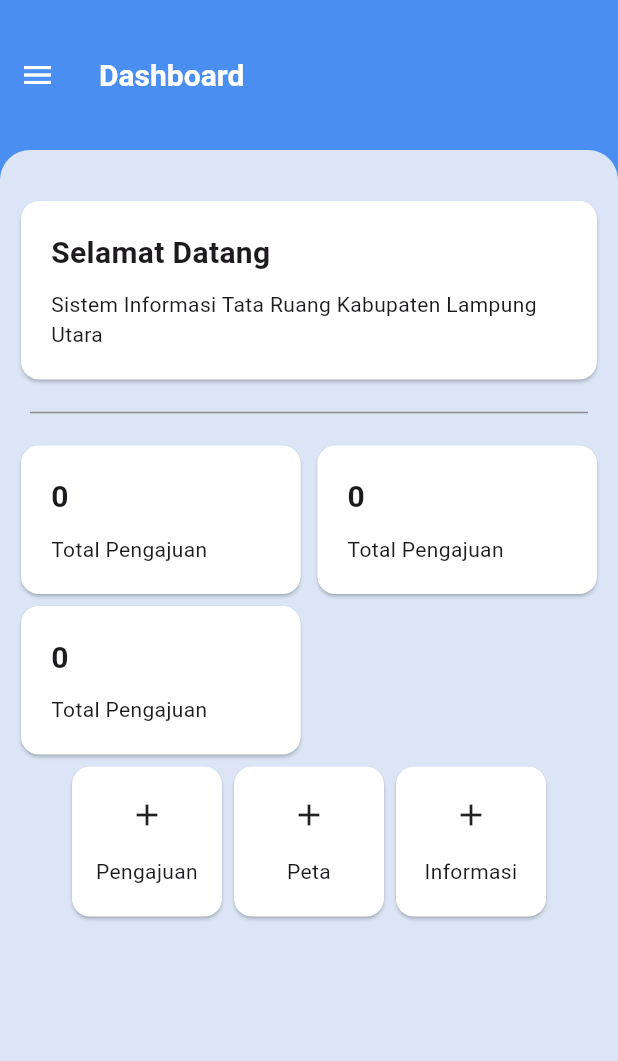
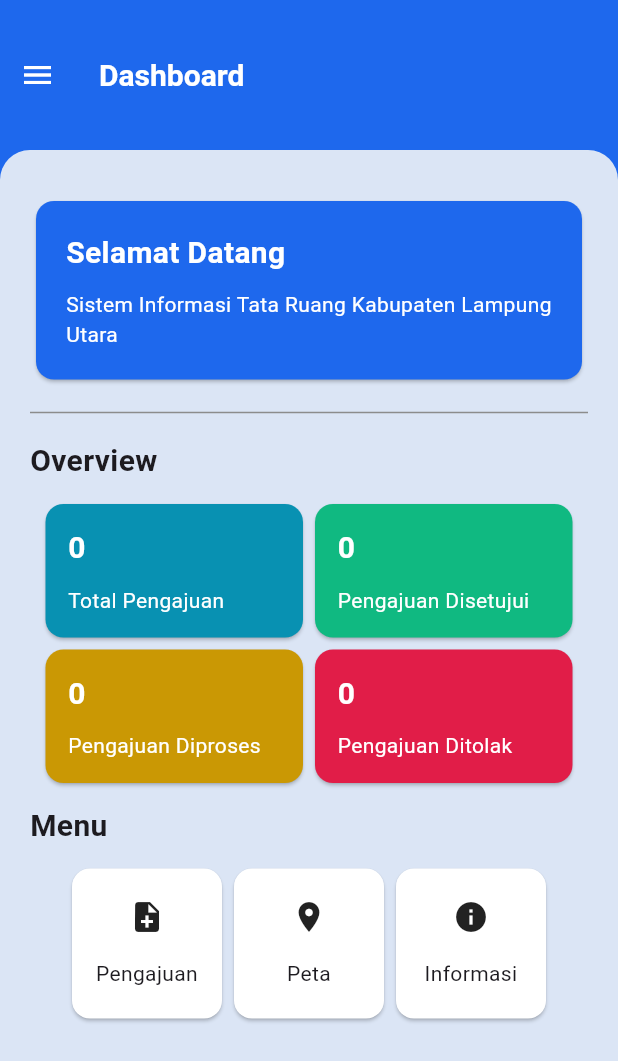
Before and after one commit to maybeenang/simtaru-lampura-flutter, a Flutter app: the screen it shows after launch, after a tap on "Masuk", on a phone screen of 412 x 824 dp. Shown: the top 1061 px of the screen. Run offline on Flutter 3.47's test engine with Material 2 defaults, Android fonts, the phone set to English and light mode, and no system bars; our stand-ins replace go_router.

Commit message:
benerin homepage

```diff
--- a/lib/components/menu_item.dart
+++ b/lib/components/menu_item.dart
@@ -8,9 +8,9 @@ class MenuItem extends StatelessWidget {
   final String icon;
 
   final Map<String, IconData> iconMapping = {
-    "Pengajuan": Icons.add,
-    "Verifikasi Lapangan": Icons.verified,
-    "Seluruh Pengajuan": Icons.list,
+    "Pengajuan": Icons.note_add,
+    "Peta": Icons.location_on,
+    "Informasi": Icons.info,
   };
 
   @override
--- a/lib/components/status_card.dart
+++ b/lib/components/status_card.dart
@@ -2,31 +2,42 @@ import 'package:flutter/material.dart';
 import 'package:flutter_map_simtaru/constants/colors.dart';
 
 class StatusCard extends StatelessWidget {
-  const StatusCard({super.key});
+  StatusCard({super.key, required this.label});
+
+  final String label;
+
+  final Map<String, Color> colorMapping = {
+    "Total Pengajuan": Color(0xFF0891b2),
+    "Pengajuan Disetujui": Color(0xFF10b981),
+    "Pengajuan Diproses": Color(0xFFCA9804),
+    "Pengajuan Ditolak": Color(0xFFe11d48),
+  };
 
   @override
   Widget build(BuildContext context) {
     return Card(
-      color: AppColors.whiteColor,
+      color: colorMapping[label],
       child: Container(
-        padding: const EdgeInsets.all(20),
-        width: MediaQuery.of(context).size.width / 2.21,
-        child: const Row(
+        padding: const EdgeInsets.all(15),
+        width: MediaQuery.of(context).size.width / 2.4,
+        child: Row(
           children: [
             Column(
               crossAxisAlignment: CrossAxisAlignment.start,
               children: [
-                Text(
+                const Text(
                   "0",
                   style: TextStyle(
+                    color: AppColors.whiteColor,
                     fontSize: 20,
                     fontWeight: FontWeight.bold,
                   ),
                 ),
-                SizedBox(height: 10),
+                const SizedBox(height: 10),
                 Text(
-                  "Total Pengajuan",
-                  style: TextStyle(
+                  label,
+                  style: const TextStyle(
+                    color: AppColors.whiteColor,
                     fontSize: 14,
                   ),
                 ),
--- a/lib/components/textfield_common.dart
+++ b/lib/components/textfield_common.dart
@@ -1,4 +1,5 @@
 import 'package:flutter/material.dart';
+import 'package:flutter_map_simtaru/constants/colors.dart';
 import 'package:flutter_map_simtaru/styles/styles.dart';
 
 class TextFiledCommon extends StatelessWidget {
@@ -10,6 +11,8 @@ class TextFiledCommon extends StatelessWidget {
   Widget build(BuildContext context) {
     return TextField(
         decoration: AppStyles.inputDecoration.copyWith(
+      filled: true,
+      fillColor: AppColors.whiteColor,
       labelText: labelText,
     ));
   }
--- a/lib/components/textfield_password.dart
+++ b/lib/components/textfield_password.dart
@@ -1,4 +1,5 @@
 import 'package:flutter/material.dart';
+import 'package:flutter_map_simtaru/constants/colors.dart';
 import 'package:flutter_map_simtaru/styles/styles.dart';
 
 class TextFieldPassword extends StatelessWidget {
@@ -9,6 +10,8 @@ class TextFieldPassword extends StatelessWidget {
     return TextField(
       obscureText: true,
       decoration: AppStyles.inputDecoration.copyWith(
+        filled: true,
+        fillColor: AppColors.whiteColor,
         labelText: "Password",
       ),
     );
--- a/lib/components/welcome_card.dart
+++ b/lib/components/welcome_card.dart
@@ -7,9 +7,9 @@ class WelcomeCard extends StatelessWidget {
   @override
   Widget build(BuildContext context) {
     return Padding(
-      padding: const EdgeInsets.symmetric(horizontal: 10),
+      padding: const EdgeInsets.symmetric(horizontal: 20),
       child: Card(
-          color: AppColors.whiteColor,
+          color: AppColors.primaryColor,
           child: Container(
             padding: const EdgeInsets.all(20),
             width: double.infinity,
@@ -19,6 +19,7 @@ class WelcomeCard extends StatelessWidget {
                 Text(
                   "Selamat Datang",
                   style: TextStyle(
+                    color: AppColors.whiteColor,
                     fontSize: 20,
                     fontWeight: FontWeight.bold,
                   ),
@@ -27,6 +28,7 @@ class WelcomeCard extends StatelessWidget {
                 Text(
                   "Sistem Informasi Tata Ruang Kabupaten Lampung Utara",
                   style: TextStyle(
+                    color: AppColors.whiteColor,
                     fontSize: 14,
                   ),
                 ),
--- a/lib/pages/home_page.dart
+++ b/lib/pages/home_page.dart
@@ -14,7 +14,7 @@ class HomePage extends StatelessWidget {
         appBar: AppBar(
           toolbarHeight: 100,
           title: const Text("Dashboard"),
-          backgroundColor: AppColors.secondaryColor,
+          backgroundColor: AppColors.primaryColor,
           titleTextStyle: const TextStyle(
             color: Colors.white,
             fontSize: 20,
@@ -26,7 +26,7 @@ class HomePage extends StatelessWidget {
         drawer: const DrawerApp(),
         body: Column(crossAxisAlignment: CrossAxisAlignment.center, children: [
           Container(
-            color: AppColors.secondaryColor,
+            color: AppColors.primaryColor,
             child: Container(
                 width: double.infinity,
                 height: 20,
@@ -46,17 +46,43 @@ class HomePage extends StatelessWidget {
             ),
           ),
           Container(
-            padding: EdgeInsets.symmetric(horizontal: 10),
+            width: double.infinity,
+            padding: const EdgeInsets.symmetric(horizontal: 20),
+            child: const Text(
+              "Overview",
+              style: TextStyle(
+                fontSize: 20,
+                fontWeight: FontWeight.bold,
+              ),
+            ),
+          ),
+          const SizedBox(height: 10),
+          Container(
+            padding: const EdgeInsets.symmetric(horizontal: 20),
             width: double.infinity,
             child: Wrap(
-              alignment: WrapAlignment.spaceBetween,
+              alignment: WrapAlignment.center,
               children: [
-                StatusCard(),
-                StatusCard(),
-                StatusCard(),
+                StatusCard(label: "Total Pengajuan"),
+                StatusCard(label: "Pengajuan Disetujui"),
+                StatusCard(label: "Pengajuan Diproses"),
+                StatusCard(label: "Pengajuan Ditolak"),
               ],
             ),
           ),
+          const SizedBox(height: 10),
+          Container(
+            width: double.infinity,
+            padding: const EdgeInsets.symmetric(horizontal: 20),
+            child: const Text(
+              "Menu",
+              style: TextStyle(
+                fontSize: 20,
+                fontWeight: FontWeight.bold,
+              ),
+            ),
+          ),
+          const SizedBox(height: 10),
           Wrap(
             children: [
               MenuItem(
@@ -65,11 +91,11 @@ class HomePage extends StatelessWidget {
               ),
               MenuItem(
                 label: "Peta",
-                icon: "Pengajuan",
+                icon: "Peta",
               ),
               MenuItem(
                 label: "Informasi",
-                icon: "Pengajuan",
+                icon: "Informasi",
               ),
             ],
           )
--- a/lib/pages/login_page.dart
+++ b/lib/pages/login_page.dart
@@ -1,6 +1,7 @@
 import 'package:flutter/material.dart';
 import 'package:flutter_map_simtaru/components/textfield_common.dart';
 import 'package:flutter_map_simtaru/components/textfield_password.dart';
+import 'package:flutter_map_simtaru/constants/colors.dart';
 import 'package:flutter_map_simtaru/constants/image.dart';
 import 'package:flutter_map_simtaru/styles/styles.dart';
 import 'package:go_router/go_router.dart';
@@ -47,7 +48,7 @@ class LoginPage extends StatelessWidget {
                         child: const Text(
                           "Lupa Password?",
                           style: TextStyle(
-                            color: Colors.blue,
+                            color: AppColors.primaryColor,
                             fontSize: 16,
                           ),
                           textAlign: TextAlign.right,
@@ -78,7 +79,7 @@ class LoginPage extends StatelessWidget {
                           child: const Text(
                             "Daftar",
                             style: TextStyle(
-                              color: Colors.blue,
+                              color: AppColors.primaryColor,
                               fontSize: 16,
                             ),
                           )),
--- a/lib/styles/styles.dart
+++ b/lib/styles/styles.dart
@@ -22,7 +22,7 @@ class AppStyles {
   static ElevatedButtonThemeData elevatedButtonThemeData =
       ElevatedButtonThemeData(
     style: ButtonStyle(
-      backgroundColor: MaterialStateProperty.all<Color>(Colors.blue),
+      backgroundColor: MaterialStateProperty.all<Color>(AppColors.primaryColor),
       minimumSize:
           MaterialStateProperty.all<Size>(const Size(double.infinity, 50)),
       shape: MaterialStateProperty.all<RoundedRectangleBorder>(
```
